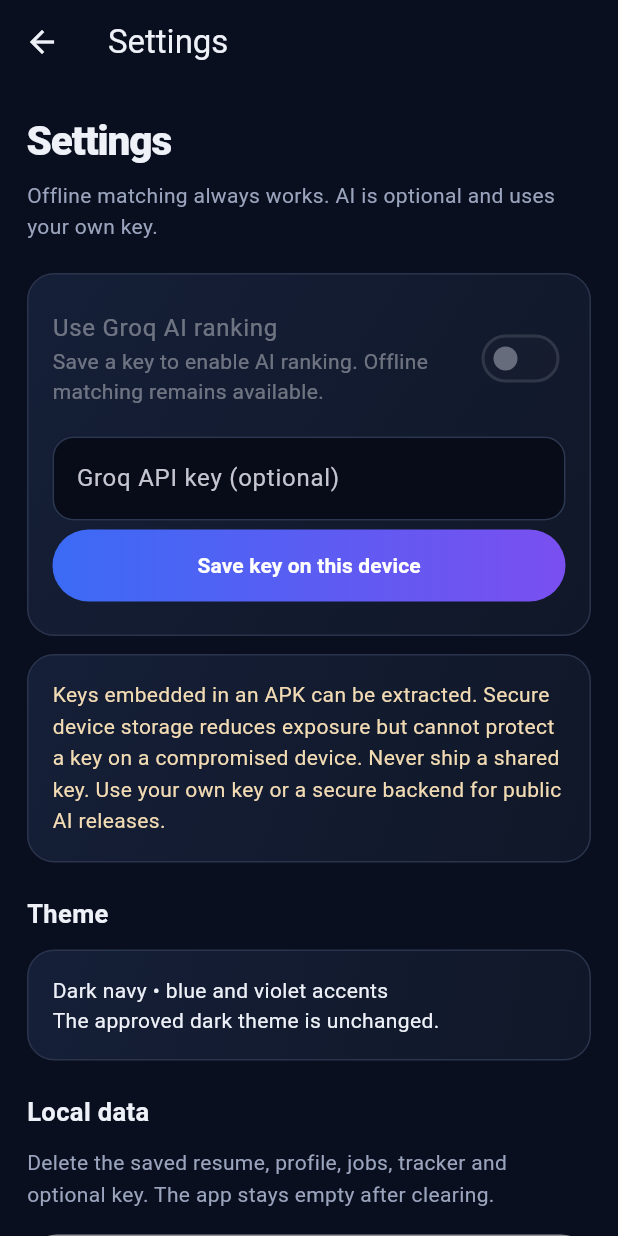
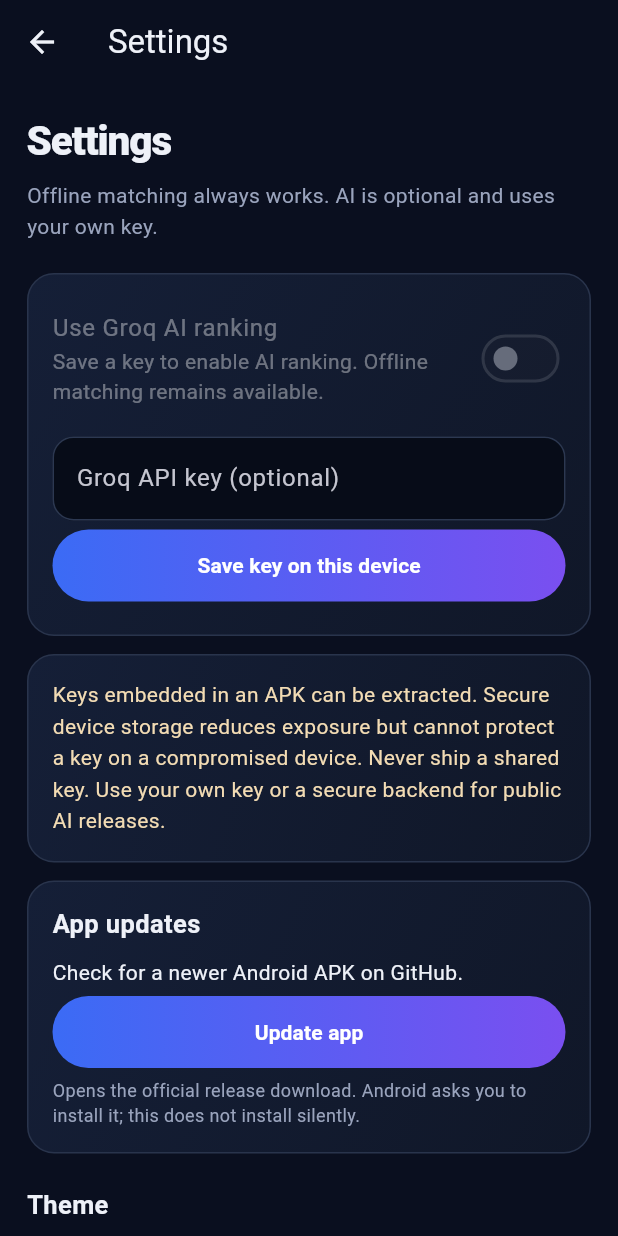
Before and after one commit to frances09f-lgtm/jobpilot-ai, a Flutter app: the SettingsScreen screen opened directly, on a phone screen of 412 x 824 dp. Run offline on Flutter 3.47's test engine with Material 3 defaults, Android fonts, the phone set to English and light mode, and no system bars; our stand-ins replace file_picker, flutter_riverpod, flutter_secure_storage, package_info_plus, sqflite; missing offline and left inert: pdfrx; accounts and stored records are empty.

Commit message:
Wire Settings updater and publish version metadata for the fixed APK link

```diff
--- a/lib/features/settings_screen.dart
+++ b/lib/features/settings_screen.dart
@@ -2,6 +2,7 @@ import 'package:flutter/material.dart';
 import 'package:flutter_riverpod/flutter_riverpod.dart';
 import '../app/app_controller.dart';
 import '../app/ai_settings_controller.dart';
+import 'app_update_card.dart';
 import 'ui_components.dart';
 
 class SettingsScreen extends ConsumerStatefulWidget {
@@ -34,7 +35,7 @@ class _SettingsScreenState extends ConsumerState<SettingsScreen> {
         SwitchListTile(key: const ValueKey('groq-toggle'), contentPadding: EdgeInsets.zero, value: config.enabled, onChanged: disabled || !config.hasKey ? null : (value) => _run(() async {
           await ref.read(aiSettingsProvider.notifier).setEnabled(value);
           await ref.read(appProvider.notifier).refreshMatching();
-          if (mounted) message = value ? 'AI ranking enabled. See the result below.' : 'AI disabled. Offline matches restored.';
+          if (mounted) message = value ? 'AI setting saved. See the ranking result below.' : 'AI disabled. Offline matches restored.';
         }), title: const Text('Use Groq AI ranking'), subtitle: Text(config.hasKey ? 'Sends only skills, target roles, location and saved job text to Groq when enabled. No name, email, phone or resume file is sent.' : 'Save a key to enable AI ranking. Offline matching remains available.')),
         const SizedBox(height: 12), TextField(key: const ValueKey('groq-key'), controller: keyController, obscureText: true, enableSuggestions: false, autocorrect: false, decoration: InputDecoration(labelText: 'Groq API key (optional)', hintText: config.hasKey ? 'Key saved securely. Enter a replacement.' : 'Enter your own Groq key')),
         GradientButton(label: busy ? 'Please wait...' : 'Save key on this device', onPressed: disabled ? null : () => _run(() async {
@@ -54,6 +55,7 @@ class _SettingsScreenState extends ConsumerState<SettingsScreen> {
         if (groqMessage.isNotEmpty) Padding(padding: const EdgeInsets.only(top: 12), child: Text(groqMessage, key: const ValueKey('groq-result'))),
       ])),
       const PilotCard(child: Text('Keys embedded in an APK can be extracted. Secure device storage reduces exposure but cannot protect a key on a compromised device. Never ship a shared key. Use your own key or a secure backend for public AI releases.', style: TextStyle(color: Color(0xFFF3DCB4), height: 1.5))),
+      const AppUpdateCard(),
       sectionHeading('Theme'), const PilotCard(child: Text('Dark navy • blue and violet accents\nThe approved dark theme is unchanged.')),
       sectionHeading('Local data'), const Text('Delete the saved resume, profile, jobs, tracker and optional key. The app stays empty after clearing.', style: TextStyle(color: muted, height: 1.5)),
       const SizedBox(height: 12), OutlinedButton(onPressed: disabled ? null : () async {
--- a/pubspec.yaml
+++ b/pubspec.yaml
@@ -1,7 +1,7 @@
 name: jobpilot_ai
 description: Offline-first resume matching and application tracker.
 publish_to: none
-version: 0.1.1+4
+version: 0.1.2+5
 environment:
   sdk: '>=3.13.0 <4.0.0'
 dependencies:
@@ -18,6 +18,7 @@ dependencies:
   url_launcher: ^6.3.3
   flutter_secure_storage: ^11.2.0
   http: ^1.6.0
+  package_info_plus: 10.2.2
 dev_dependencies:
   flutter_test:
     sdk: flutter
```
Also changed, not shown: 1 other file.
